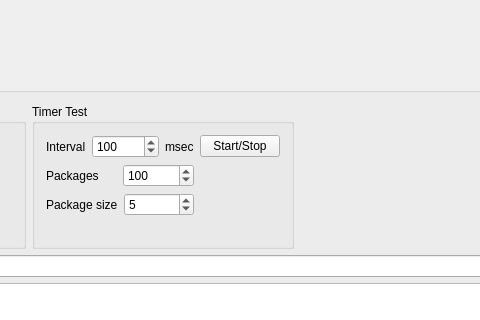
The window that serialport/serial_dialog/mainwindow.ui (maxigros/common) describes before a commit, drawn with Qt 5; both pictures show x 374 to 854 and y 101 to 421 of the 1067 by 630 pixel window.
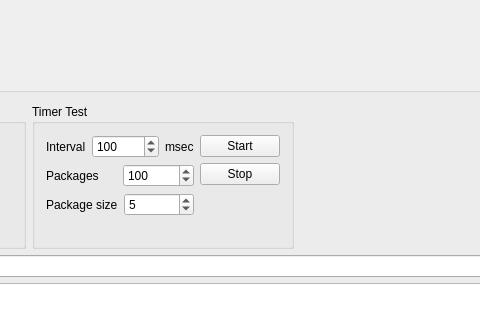
The same window after the commit.

```diff
--- a/serialport/serial_dialog/mainwindow.ui
+++ b/serialport/serial_dialog/mainwindow.ui
@@ -218,7 +218,14 @@
               <item>
                <widget class="QPushButton" name="button_timer_test">
                 <property name="text">
-                 <string>Start/Stop</string>
+                 <string>Start</string>
+                </property>
+               </widget>
+              </item>
+              <item>
+               <widget class="QPushButton" name="pushButton">
+                <property name="text">
+                 <string>Stop</string>
                 </property>
                </widget>
               </item>
```
